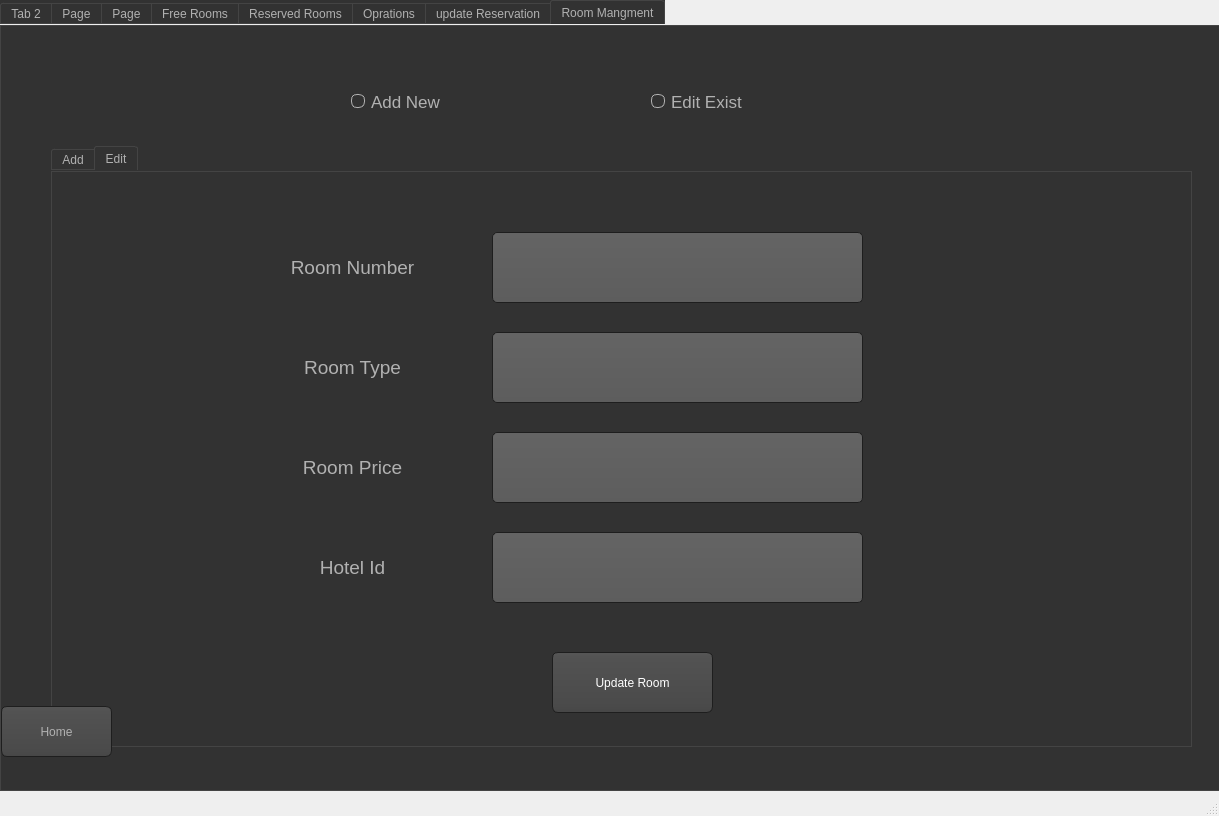
Before: the Qt Designer form main.ui in akhil775/Hotel-Mangement-System, drawn with Qt 5.
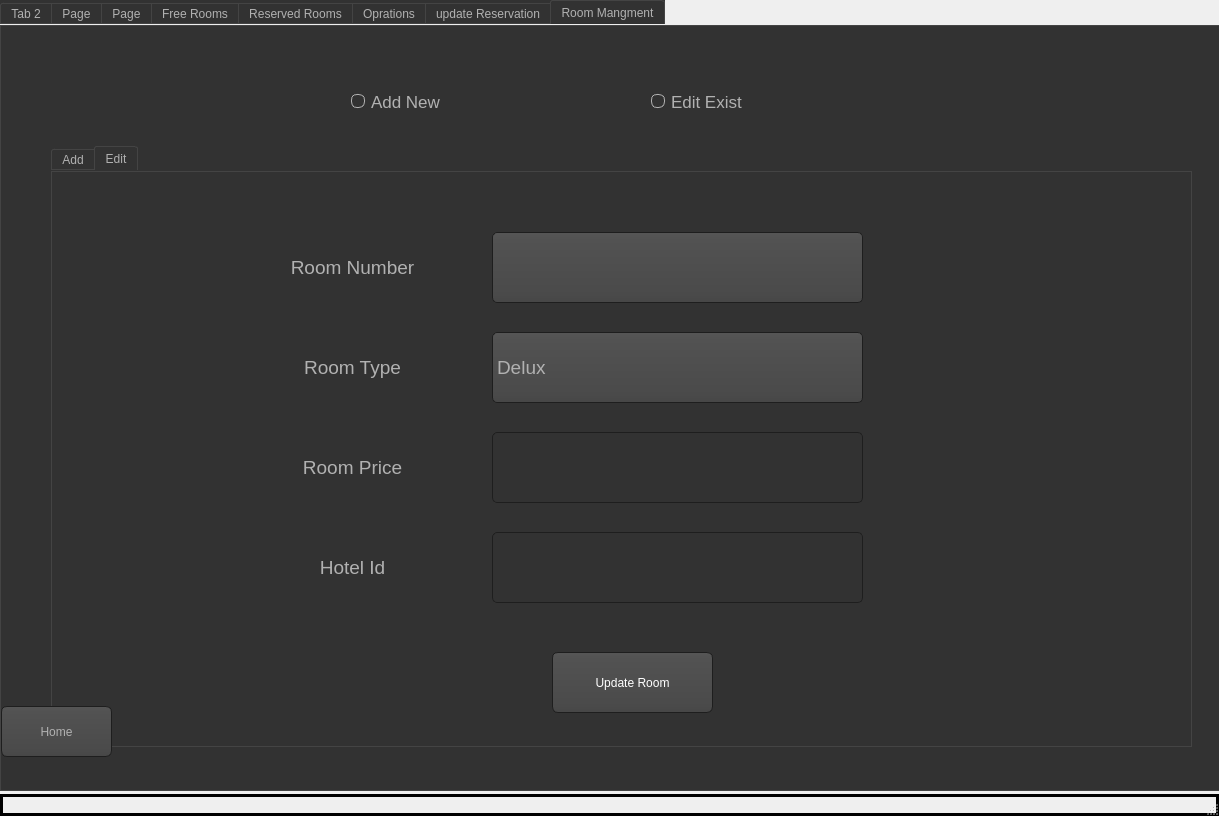
After: the same form once the commit is applied. The open tabs and pages were chosen to show the change. Icons and pictures are not drawn.

```diff
--- a/main.ui
+++ b/main.ui
@@ -13,6 +13,14 @@
   <property name="windowTitle">
    <string>MainWindow</string>
   </property>
+  <property name="styleSheet">
+   <string notr="true">QStatusBar
+{
+font: 14pt &quot;MS Shell Dlg 2&quot;;
+color :rgb(255, 0, 0) ;
+border :3px solid black;
+}</string>
+  </property>
   <widget class="QWidget" name="centralwidget">
    <widget class="QTabWidget" name="tabWidget">
     <property name="geometry">
@@ -1290,7 +1298,7 @@
       </property>
      </widget>
     </widget>
-    <widget class="QWidget" name="">
+    <widget class="QWidget" name="widget">
      <attribute name="title">
       <string>Free Rooms</string>
      </attribute>
@@ -1470,7 +1478,7 @@
       </property>
      </widget>
     </widget>
-    <widget class="QWidget" name="">
+    <widget class="QWidget" name="widget">
      <attribute name="title">
       <string>update Reservation</string>
      </attribute>
@@ -2110,6 +2118,9 @@
         </property>
        </widget>
        <widget class="QLineEdit" name="lineEdit_30">
+        <property name="enabled">
+         <bool>false</bool>
+        </property>
         <property name="geometry">
          <rect>
           <x>440</x>
@@ -2118,6 +2129,11 @@
           <height>71</height>
          </rect>
         </property>
+        <property name="font">
+         <font>
+          <pointsize>13</pointsize>
+         </font>
+        </property>
        </widget>
        <widget class="QLabel" name="label_115">
         <property name="geometry">
@@ -2169,27 +2185,10 @@
          <string>Update Room</string>
         </property>
        </widget>
-       <widget class="QLineEdit" name="lineEdit_31">
-        <property name="geometry">
-         <rect>
-          <x>440</x>
-          <y>60</y>
-          <width>371</width>
-          <height>71</height>
-         </rect>
-        </property>
-       </widget>
-       <widget class="QLineEdit" name="lineEdit_32">
-        <property name="geometry">
-         <rect>
-          <x>440</x>
-          <y>160</y>
-          <width>371</width>
-          <height>71</height>
-         </rect>
-        </property>
-       </widget>
        <widget class="QLineEdit" name="lineEdit_33">
+        <property name="enabled">
+         <bool>false</bool>
+        </property>
         <property name="geometry">
          <rect>
           <x>440</x>
@@ -2198,6 +2197,61 @@
           <height>71</height>
          </rect>
         </property>
+        <property name="font">
+         <font>
+          <pointsize>13</pointsize>
+         </font>
+        </property>
+       </widget>
+       <widget class="QComboBox" name="comboBox_4">
+        <property name="geometry">
+         <rect>
+          <x>440</x>
+          <y>60</y>
+          <width>371</width>
+          <height>71</height>
+         </rect>
+        </property>
+        <property name="font">
+         <font>
+          <pointsize>14</pointsize>
+         </font>
+        </property>
+       </widget>
+       <widget class="QComboBox" name="comboBox_5">
+        <property name="geometry">
+         <rect>
+          <x>440</x>
+          <y>160</y>
+          <width>371</width>
+          <height>71</height>
+         </rect>
+        </property>
+        <property name="font">
+         <font>
+          <pointsize>14</pointsize>
+         </font>
+        </property>
+        <item>
+         <property name="text">
+          <string>Delux</string>
+         </property>
+        </item>
+        <item>
+         <property name="text">
+          <string>Full Deulx</string>
+         </property>
+        </item>
+        <item>
+         <property name="text">
+          <string>Genral</string>
+         </property>
+        </item>
+        <item>
+         <property name="text">
+          <string>Joint</string>
+         </property>
+        </item>
        </widget>
       </widget>
      </widget>
```
Left out of the diff: 131 changed lines with no effect on the pictures.
